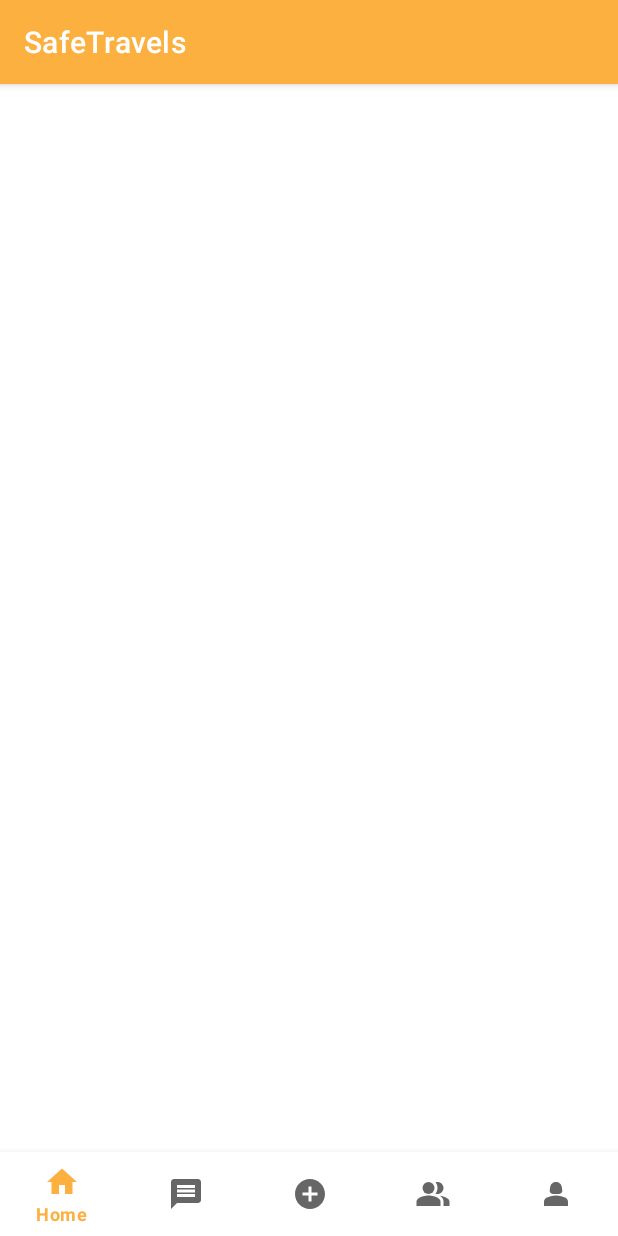
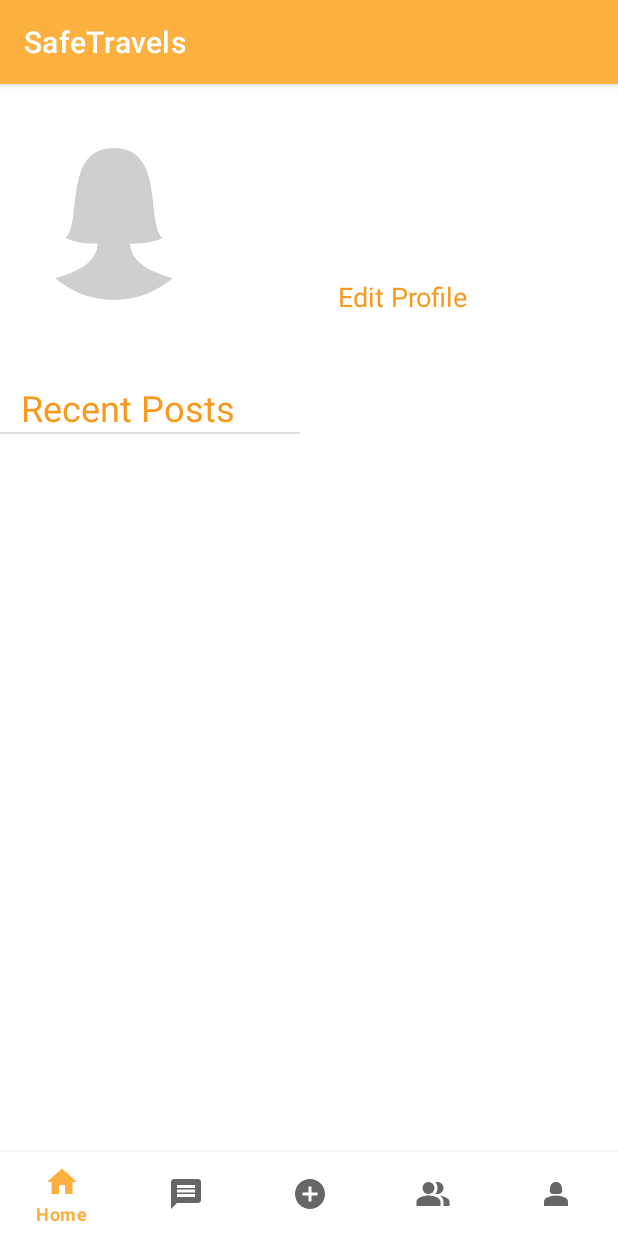
Before and after one commit to JDRoberts1/Safe-Travels, an Android app: the ProfileActivity screen opened directly, with no data from a screen before it, on a phone screen of 412 x 824 dp. Run offline under Robolectric (Android 15) with nearby library versions, the phone set to English and light mode, and no system bars; our stand-ins replace CircleImageView; Roboto replaces fonts that are not available here.

Commit message:
Profile Activity Screen created

```diff
--- a/app/src/main/res/layout/activity_profile.xml
+++ b/app/src/main/res/layout/activity_profile.xml
@@ -6,11 +6,103 @@
     android:layout_height="match_parent"
     tools:context=".ProfileActivity">
 
+    <FrameLayout
+        android:id="@+id/frameLayout_img"
+        android:layout_width="120dp"
+        android:layout_height="120dp"
+        android:layout_marginStart="16dp"
+        android:layout_marginTop="24dp"
+        app:layout_constraintStart_toStartOf="parent"
+        app:layout_constraintTop_toTopOf="parent">
+
+        <de.hdodenhof.circleimageview.CircleImageView
+            android:id="@+id/profile_img_main"
+            android:layout_width="wrap_content"
+            android:layout_height="wrap_content"
+            android:contentDescription="@string/prompt_profile_image"
+            android:src="@drawable/default_img"
+            tools:ignore="ImageContrastCheck" />
+    </FrameLayout>
+
+    <View
+        android:id="@+id/divider"
+        android:layout_width="200dp"
+        android:layout_height="1dp"
+        android:background="?android:attr/listDivider"
+        app:layout_constraintEnd_toEndOf="parent"
+        app:layout_constraintHorizontal_bias="0.0"
+        app:layout_constraintStart_toStartOf="parent"
+        app:layout_constraintTop_toBottomOf="@+id/textView5" />
+
+    <TextView
+        android:id="@+id/username_Profile_Label"
+        style="@style/Label_TV_Style"
+        android:layout_width="wrap_content"
+        android:layout_height="wrap_content"
+        android:layout_marginTop="16dp"
+        app:layout_constraintEnd_toEndOf="parent"
+        app:layout_constraintHorizontal_bias="0.502"
+        app:layout_constraintStart_toEndOf="@+id/frameLayout_img"
+        app:layout_constraintTop_toTopOf="@+id/frameLayout_img" />
+
+    <TextView
+        android:id="@+id/textView"
+        android:layout_width="wrap_content"
+        android:layout_height="wrap_content"
+        android:layout_marginTop="28dp"
+        android:clickable="true"
+        android:minHeight="48dp"
+        android:text="@string/action_edit_profile"
+        android:textAppearance="@style/Label_TV_Style"
+        app:layout_constraintBottom_toTopOf="@+id/textView5"
+        app:layout_constraintEnd_toEndOf="parent"
+        app:layout_constraintHorizontal_bias="0.471"
+        app:layout_constraintStart_toEndOf="@+id/frameLayout_img"
+        app:layout_constraintTop_toBottomOf="@+id/age_Profile_Label"
+        app:layout_constraintVertical_bias="0.0"
+        tools:ignore="TextContrastCheck" />
+
+    <TextView
+        android:id="@+id/age_Profile_Label"
+        style="@style/Label_TV_Style"
+        android:layout_width="wrap_content"
+        android:layout_height="wrap_content"
+        android:layout_marginTop="12dp"
+        app:layout_constraintEnd_toEndOf="parent"
+        app:layout_constraintHorizontal_bias="0.502"
+        app:layout_constraintStart_toEndOf="@+id/frameLayout_img"
+        app:layout_constraintTop_toBottomOf="@+id/username_Profile_Label" />
+
+    <TextView
+        android:id="@+id/textView5"
+        style="@style/Title_TV_Style"
+        android:layout_width="wrap_content"
+        android:layout_height="wrap_content"
+        android:layout_marginStart="16dp"
+        android:layout_marginTop="55dp"
+        android:layout_marginEnd="258dp"
+        android:text="@string/label_recent_posts"
+        app:layout_constraintEnd_toEndOf="parent"
+        app:layout_constraintStart_toStartOf="parent"
+        app:layout_constraintTop_toBottomOf="@+id/frameLayout_img"
+        tools:ignore="TextContrastCheck" />
+
+
     <com.google.android.material.bottomnavigation.BottomNavigationView
         android:id="@+id/nav_view"
+        style="@style/style_bottom_nav"
         app:layout_constraintBottom_toBottomOf="parent"
         app:layout_constraintEnd_toEndOf="parent"
         app:layout_constraintStart_toStartOf="parent"
-        app:menu="@menu/bottom_nav_menu"
-        style="@style/style_bottom_nav" />
+        app:menu="@menu/bottom_nav_menu" />
+
+    <androidx.recyclerview.widget.RecyclerView
+        android:id="@+id/recyclerView"
+        android:layout_width="0dp"
+        android:layout_height="0dp"
+        android:layout_marginTop="8dp"
+        app:layout_constraintBottom_toTopOf="@+id/nav_view"
+        app:layout_constraintEnd_toEndOf="parent"
+        app:layout_constraintStart_toStartOf="parent"
+        app:layout_constraintTop_toTopOf="@+id/divider" />
 </androidx.constraintlayout.widget.ConstraintLayout>
```
